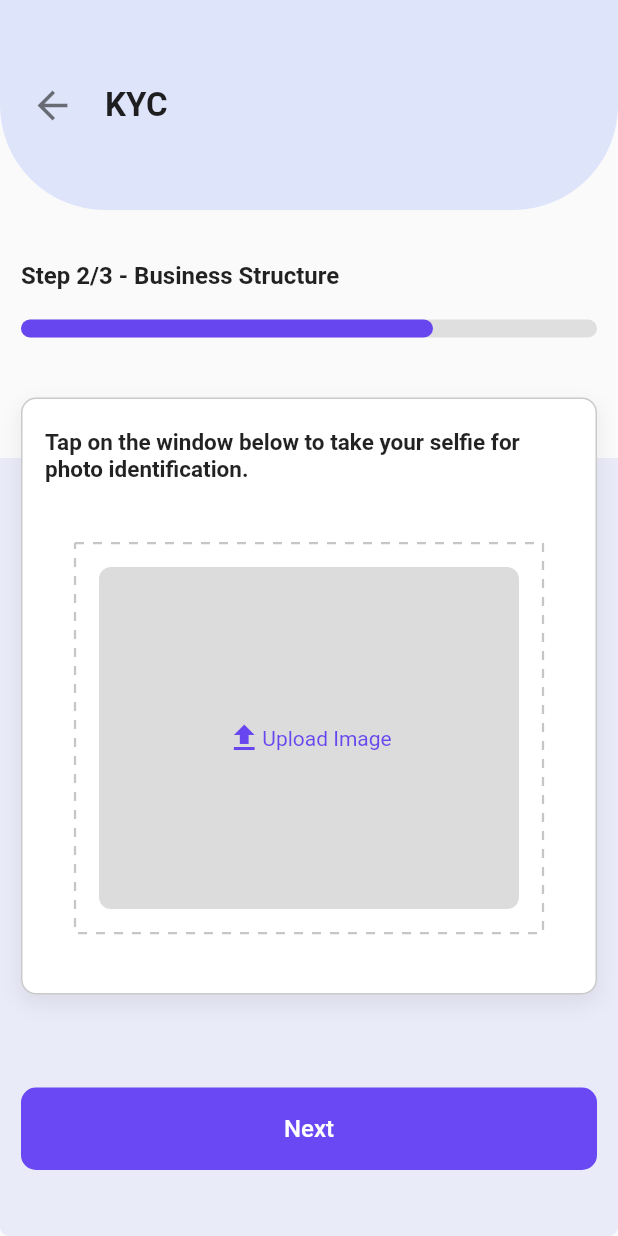
After one commit to hayanbeigh0/Shiprocket, a Flutter app: the KYCScreen2 screen opened directly, on a phone screen of 412 x 824 dp. The commit adds this screen. Run offline on Flutter 3.47's test engine with Material 2 defaults, Android fonts, the phone set to English and light mode, and no system bars; drawn by our look-alikes of dotted_border; our stand-ins replace camera, contained_tab_bar_view, dropdown_button2, image_picker, introduction_screen, page_view_indicators and 3 more; missing offline and left inert: mobile_scanner.

Commit message:
Shipricket 19 sep 5:40 pm

```diff
--- a/lib/main.dart
+++ b/lib/main.dart
@@ -1,7 +1,7 @@
 import 'package:flutter/material.dart';
 import 'package:flutter/services.dart';
 import 'package:provider/provider.dart';
-import 'package:shiprocket/kyc_screen.dart';
+import 'package:shiprocket/screens/kyc_screens/kyc_screen1.dart';
 import 'package:shiprocket/provider/added_customer.dart';
 import 'package:shiprocket/provider/courier_company_provider.dart';
 import 'package:shiprocket/screens/add_customer_screen.dart';
@@ -51,7 +51,7 @@ class MyApp extends StatelessWidget {
         theme: ThemeData(
           primarySwatch: Colors.blue,
         ),
-        home: KYCScreen(),
+        home: KYCScreen1(),
       ),
     );
   }
--- /dev/null
+++ b/lib/screens/kyc_screens/kyc_screen2.dart
@@ -0,0 +1,342 @@
+import 'dart:io';
+
+import 'package:camera/camera.dart';
+import 'package:dotted_border/dotted_border.dart';
+import 'package:flutter/material.dart';
+import 'package:image_picker/image_picker.dart';
+import 'package:shiprocket/screens/kyc_screens/kyc_screen3.dart';
+
+import '../../utils/box_styles.dart';
+import '../../utils/color.dart';
+
+class KYCScreen2 extends StatefulWidget {
+  KYCScreen2({super.key});
+
+  @override
+  State<KYCScreen2> createState() => _KYCScreen2State();
+}
+
+class _KYCScreen2State extends State<KYCScreen2> {
+  bool photoUploaded = false;
+
+  late CameraController controller;
+
+  final ImagePicker _picker = ImagePicker();
+
+  XFile? image = null;
+
+  @override
+  Widget build(BuildContext context) {
+    return Scaffold(
+      body: Column(
+        children: [
+          Container(
+            height: 140,
+            decoration: BoxStyles.topBarContainerDecoration,
+            child: Row(
+              mainAxisAlignment: MainAxisAlignment.spaceAround,
+              children: [
+                const SizedBox(
+                  width: 20,
+                ),
+                GestureDetector(
+                  onTap: () => Navigator.of(context).pop(),
+                  child: const Icon(
+                    Icons.arrow_back,
+                    size: 30,
+                    color: Color.fromARGB(136, 0, 0, 0),
+                  ),
+                ),
+                const SizedBox(
+                  width: 20,
+                ),
+                const Text(
+                  'KYC',
+                  style: TextStyle(
+                    fontSize: 22,
+                    fontWeight: FontWeight.w600,
+                  ),
+                ),
+                const Spacer()
+              ],
+            ),
+          ),
+          const SizedBox(
+            height: 10,
+          ),
+          Expanded(
+            child: Container(
+              width: double.infinity,
+              decoration: BoxDecoration(
+                borderRadius: BorderRadius.circular(6.0),
+                gradient: const LinearGradient(
+                  begin: FractionalOffset.topCenter,
+                  end: FractionalOffset.bottomCenter,
+                  colors: [
+                    Colors.transparent,
+                    Colors.transparent,
+                    Color.fromARGB(119, 215, 216, 246),
+                    Color.fromARGB(119, 215, 216, 246),
+                  ],
+                  stops: [
+                    0.0,
+                    0.23,
+                    0.23,
+                    1.0,
+                  ],
+                ),
+              ),
+              child: Container(
+                padding: const EdgeInsets.all(14.0),
+                decoration: BoxDecoration(
+                  color: Colors.transparent,
+                  borderRadius: BorderRadius.circular(12.0),
+                ),
+                child: Column(
+                  children: [
+                    Container(
+                      width: double.infinity,
+                      decoration: BoxDecoration(
+                        borderRadius: BorderRadius.circular(8.0),
+                      ),
+                      child: Column(
+                        crossAxisAlignment: CrossAxisAlignment.start,
+                        children: [
+                          const SizedBox(
+                            height: 10,
+                          ),
+                          Container(
+                            color: Colors.transparent,
+                            child: const Text(
+                              'Step 2/3 - Business Structure',
+                              style: TextStyle(
+                                fontSize: 16,
+                                fontWeight: FontWeight.w600,
+                              ),
+                            ),
+                          ),
+                          const SizedBox(
+                            height: 20,
+                          ),
+                          Stack(
+                            children: [
+                              Container(
+                                decoration: BoxDecoration(
+                                  borderRadius: BorderRadius.circular(10),
+                                  color:
+                                      const Color.fromARGB(74, 158, 158, 158),
+                                ),
+                                width: MediaQuery.of(context).size.width,
+                                height: 12,
+                              ),
+                              Container(
+                                width:
+                                    MediaQuery.of(context).size.width * 2 / 3,
+                                height: 12,
+                                decoration: BoxDecoration(
+                                  color: ColorStyle.colorPrimary,
+                                  borderRadius: BorderRadius.circular(10),
+                                ),
+                              ),
+                            ],
+                          ),
+                          const SizedBox(
+                            height: 40,
+                          ),
+                          Container(
+                            decoration: BoxDecoration(
+                              color: Colors.white,
+                              border: Border.all(
+                                color: const Color.fromARGB(255, 203, 202, 202),
+                              ),
+                              borderRadius: BorderRadius.circular(10),
+                              boxShadow: const [
+                                BoxShadow(
+                                  color: Color.fromARGB(16, 0, 0, 0),
+                                  blurRadius: 10,
+                                  spreadRadius: 1,
+                                  offset: Offset(0, 5),
+                                )
+                              ],
+                            ),
+                            width: MediaQuery.of(context).size.width,
+                            child: Padding(
+                              padding: const EdgeInsets.symmetric(
+                                horizontal: 15.0,
+                                vertical: 20.0,
+                              ),
+                              child: Column(
+                                crossAxisAlignment: CrossAxisAlignment.start,
+                                children: [
+                                  const Text(
+                                    'Tap on the window below to take your selfie for photo identification.',
+                                    style: TextStyle(
+                                      fontSize: 15,
+                                      fontWeight: FontWeight.w600,
+                                    ),
+                                  ),
+                                  const SizedBox(
+                                    height: 20,
+                                  ),
+                                  Container(
+                                    padding: const EdgeInsets.all(20.0),
+                                    height: 300,
+                                    child: image == null
+                                        ? DottedBorder(
+                                            color: ColorStyle.borderGrey,
+                                            strokeWidth: 1.5,
+                                            dashPattern: const [6],
+                                            radius: Radius.circular(8.0),
+                                            child: SizedBox(
+                                              width: double.infinity,
+                                              child: Center(
+                                                child: Container(
+                                                  height: double.infinity,
+                                                  margin:
+                                                      const EdgeInsets.all(14),
+                                                  decoration: BoxDecoration(
+                                                    borderRadius:
+                                                        BorderRadius.circular(
+                                                      8.0,
+                                                    ),
+                                                    color: Color.fromARGB(
+                                                      255,
+                                                      220,
+                                                      220,
+                                                      220,
+                                                    ),
+                                                  ),
+                                                  child: GestureDetector(
+                                                    onTap: () async {
+                                                      getCameraImage();
+                                                    },
+                                                    child: Row(
+                                                      mainAxisAlignment:
+                                                          MainAxisAlignment
+                                                              .center,
+                                                      children: [
+                                                        Icon(
+                                                          Icons.upload,
+                                                          color: ColorStyle
+                                                              .colorPrimary,
+                                                        ),
+                                                        Text(
+                                                          'Upload Image',
+                                                          style: TextStyle(
+                                                            color: ColorStyle
+                                                                .colorPrimary,
+                                                            fontWeight:
+                                                                FontWeight.w400,
+                                                          ),
+                                                        ),
+                                                      ],
+                                                    ),
+                                                  ),
+                                                ),
+                                              ),
+                                            ),
+                                          )
+                                        : Center(
+                                            child: Row(
+                                              mainAxisAlignment:
+                                                  MainAxisAlignment.center,
+                                              crossAxisAlignment:
+                                                  CrossAxisAlignment.start,
+                                              children: [
+                                                Image.file(
+                                                  File(image!.path),
+                                                  fit: BoxFit.cover,
+                                                  width: 100,
+                                                ),
+                                                SizedBox(
+                                                  width: 30,
+                                                  height: 20,
+                                                  child: IconButton(
+                                                    onPressed: () {
+                                                      getCameraImage();
+                                                    },
+                                                    padding: EdgeInsets.zero,
+                                                    icon: const Icon(
+                                                      Icons.edit,
+                                                    ),
+                                                    iconSize: 20,
+                                                  ),
+                                                ),
+                                              ],
+                                            ),
+                                          ),
+                                  ),
+                                ],
+                              ),
+                            ),
+                          ),
+                        ],
+                      ),
+                    ),
+                    const Expanded(
+                      child: SizedBox(),
+                    ),
+                    Stack(
+                      children: [
+                        SizedBox(
+                          height: 55,
+                          width: double.infinity,
+                          child: ElevatedButton(
+                            style: ElevatedButton.styleFrom(
+                              elevation: 0,
+                              backgroundColor: ColorStyle.colorPrimary,
+                              shape: RoundedRectangleBorder(
+                                borderRadius: BorderRadius.circular(10.0),
+                              ),
+                            ),
+                            onPressed: () {
+                              Navigator.of(context).push(MaterialPageRoute(
+                                builder: (context) => KYCScreen3(),
+                              ));
+                            },
+                            child: const Text(
+                              'Next',
+                              style: TextStyle(
+                                fontSize: 16,
+                              ),
+                            ),
+                          ),
+                        ),
+                        // photoUploaded == false
+                        //     ?
+                        // Container(
+                        //   decoration: BoxDecoration(
+                        //     color: const Color.fromARGB(66, 255, 255, 255),
+                        //     borderRadius: BorderRadius.circular(10),
+                        //   ),
+                        //   height: 55,
+                        //   width: double.infinity,
+                        // )
+                        // : const SizedBox(),
+                      ],
+                    ),
+                    const SizedBox(
+                      height: 30,
+                    ),
+                  ],
+                ),
+              ),
+            ),
+          ),
+        ],
+      ),
+    );
+  }
+
+  void getCameraImage() async {
+    image = await _picker.pickImage(
+      source: ImageSource.camera,
+    );
+    setState(() {
+      image = image;
+      if (image != null) {
+        photoUploaded = true;
+      }
+    });
+  }
+}
--- a/lib/screens/view_profile_screen.dart
+++ b/lib/screens/view_profile_screen.dart
@@ -20,9 +20,9 @@ class _ViewProfileState extends State<ViewProfile> {
   };
   late Map<String, dynamic> newUserData;
   late CameraController controller;
-  final String screenTitleText = 'Profile';
   final ImagePicker _picker = ImagePicker();
   XFile? image = null;
+  final String screenTitleText = 'Profile';
   final Color primaryColor = const Color.fromARGB(255, 59, 9, 241);
   // bool editCompanyInfo = false;
 
--- a/lib/utils/color.dart
+++ b/lib/utils/color.dart
@@ -7,4 +7,5 @@ class ColorStyle {
   static Color colorPrimaryExtraLight = const Color.fromARGB(6, 75, 33, 243);
   static Color colorPrimaryExtraLight100 =
       const Color.fromARGB(15, 75, 33, 243);
+  static Color borderGrey = const Color.fromARGB(57, 0, 0, 0);
 }
```
Also changed, not shown: lib/screens/kyc_screens/kyc_screen1.dart (renamed from lib/kyc_screen.dart, +35 -28 lines), lib/screens/kyc_screens/kyc_screen3.dart (added, +301 -0 lines), lib/screens/kyc_screens/adhaar_verification.dart (added).
